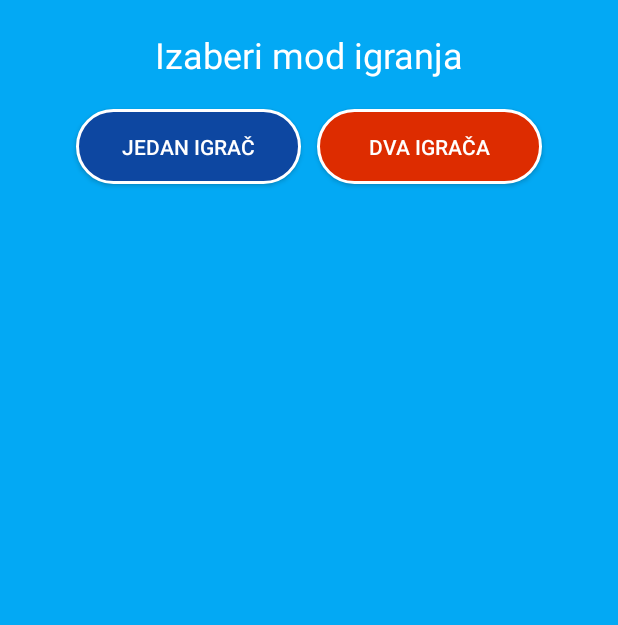
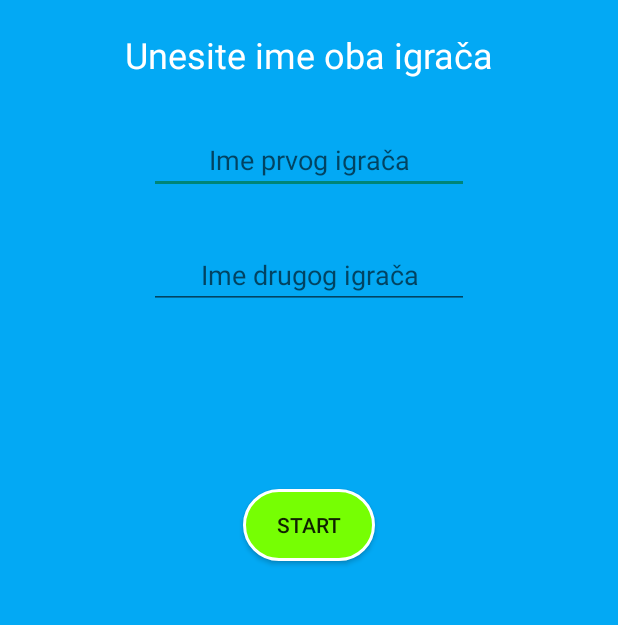
Before and after one commit to fsalamic/TicTacToe_android, an Android app: the UnosImena_Igraca screen opened directly, with no data from a screen before it, on a phone screen of 412 x 824 dp, the part 421-1046 px from its top. Run offline under Robolectric (Android 15) with nearby library versions, the phone set to English and light mode, and no system bars.

Commit message:
Removing any traces of single player mode existing

```diff
--- a/app/src/main/java/com/fsalamic/tictactoe/DualPlayer_Igra.java
+++ b/app/src/main/java/com/fsalamic/tictactoe/Glavna_Igra.java
@@ -12,7 +12,7 @@ import androidx.core.graphics.Insets;
 import androidx.core.view.ViewCompat;
 import androidx.core.view.WindowInsetsCompat;
 
-public class DualPlayer_Igra extends AppCompatActivity {
+public class Glavna_Igra extends AppCompatActivity {
 
     private TicTacToeTabla ticTacToeTabla;
 
@@ -21,7 +21,7 @@ public class DualPlayer_Igra extends AppCompatActivity {
     protected void onCreate(Bundle savedInstanceState) {
         super.onCreate(savedInstanceState);
         EdgeToEdge.enable(this);
-        setContentView(R.layout.dual_player_igra);
+        setContentView(R.layout.glavna_igra);
 
         Button IgratiOpet_dugme = findViewById(R.id.Restart);
         Button Pocetna_dugme = findViewById(R.id.povratak_u_meni);
--- a/app/src/main/java/com/fsalamic/tictactoe/IzaberiModIgranja.java
+++ b/app/src/main/java/com/fsalamic/tictactoe/UnosImena_Igraca.java
@@ -3,6 +3,7 @@ package com.fsalamic.tictactoe;
 import android.content.Intent;
 import android.os.Bundle;
 import android.view.View;
+import android.widget.EditText;
 
 import androidx.activity.EdgeToEdge;
 import androidx.appcompat.app.AppCompatActivity;
@@ -10,13 +11,21 @@ import androidx.core.graphics.Insets;
 import androidx.core.view.ViewCompat;
 import androidx.core.view.WindowInsetsCompat;
 
-public class IzaberiModIgranja extends AppCompatActivity {
+public class UnosImena_Igraca extends AppCompatActivity {
+
+
+    private EditText Br1;
+    private EditText Br2;
 
     @Override
     protected void onCreate(Bundle savedInstanceState) {
         super.onCreate(savedInstanceState);
         EdgeToEdge.enable(this);
-        setContentView(R.layout.izaberi_mod_igranja);
+        setContentView(R.layout.unosi_imena_igraca);
+
+        Br1 = findViewById(R.id.PrviIgrac);
+        Br2 = findViewById(R.id.DrugiIgrac);
+
         ViewCompat.setOnApplyWindowInsetsListener(findViewById(R.id.main), (v, insets) -> {
             Insets systemBars = insets.getInsets(WindowInsetsCompat.Type.systemBars());
             v.setPadding(systemBars.left, systemBars.top, systemBars.right, systemBars.bottom);
@@ -24,13 +33,15 @@ public class IzaberiModIgranja extends AppCompatActivity {
         });
     }
 
-    public void pocetakIgreSingle(View view) {
-        Intent intent = new Intent (this, UnosImena_Jedan_Igrac.class);
+    public void SubmitDugmeKlik(View view) {
+        String PrviIgrac = Br1.getText().toString();
+        String DrugiIgrac = Br2.getText().toString();
+
+        Intent intent = new Intent(this, Glavna_Igra.class);
+        intent.putExtra("IMENA_IGRACA", new String[] {PrviIgrac, DrugiIgrac});
         startActivity(intent);
     }
 
-  public void pocetakIgreDual(View view) {
-        Intent intent = new Intent (this, UnosImena_Dva_Igraca.class);
-        startActivity(intent);
-    }
+
+
 }
--- a/app/src/main/res/drawable/dugme_dva_igraca.xml
+++ /dev/null
@@ -1,11 +0,0 @@
-<?xml version="1.0" encoding="utf-8"?>
-<selector xmlns:android="http://schemas.android.com/apk/res/android">
-<item>
-    <shape android:shape="rectangle">
-        <solid android:color="#DD2C00"/>
-        <corners android:radius="50dp"/>
-        <stroke android:color="@color/white" android:width="2dp"/>
-
-    </shape>
-</item>
-</selector>
--- a/app/src/main/res/drawable/dugme_jedan_igrac.xml
+++ /dev/null
@@ -1,11 +0,0 @@
-<?xml version="1.0" encoding="utf-8"?>
-<selector xmlns:android="http://schemas.android.com/apk/res/android">
-<item>
-    <shape android:shape="rectangle">
-        <solid android:color="#0D47A1"/>
-        <corners android:radius="50dp"/>
-        <stroke android:color="@color/white" android:width="2dp"/>
-
-    </shape>
-</item>
-</selector>
--- a/app/src/main/res/layout/izaberi_mod_igranja.xml
+++ b/app/src/main/res/layout/unosi_imena_igraca.xml
@@ -5,8 +5,9 @@
     android:id="@+id/main"
     android:layout_width="match_parent"
     android:layout_height="match_parent"
-    tools:context=".IzaberiModIgranja"
+    tools:context=".UnosImena_Igraca"
     android:background="#03A9F4">
+
 
     <TextView
         android:id="@+id/textView"
@@ -27,46 +28,51 @@
         android:layout_width="wrap_content"
         android:layout_height="wrap_content"
         android:layout_marginTop="20dp"
-        android:text="@string/izaberi_mod_igranja"
+        android:text="@string/Uputstvo_nazivIgraca_dual"
         android:textColor="@color/white"
         android:textSize="24sp"
         app:layout_constraintEnd_toEndOf="parent"
         app:layout_constraintStart_toStartOf="parent"
         app:layout_constraintTop_toBottomOf="@+id/textView" />
 
-    <Button
-        android:id="@+id/button2"
-        android:layout_width="150sp"
-        android:layout_height="50sp"
-        android:layout_marginStart="50dp"
-        android:layout_marginTop="20dp"
-        android:layout_marginEnd="5dp"
-        android:background="@drawable/dugme_jedan_igrac"
-        android:onClick="pocetakIgreSingle"
-        android:text="@string/singleplayer"
+    <EditText
+        android:id="@+id/PrviIgrac"
+        android:layout_width="wrap_content"
+        android:layout_height="wrap_content"
+        android:layout_marginTop="31dp"
+        android:ems="10"
+        android:inputType="text"
+        android:hint="@string/ImeBr1"
         android:textAlignment="center"
-        android:textColor="@color/white"
-        android:textSize="14sp"
-        app:layout_constraintEnd_toStartOf="@+id/button3"
+        android:textColor="@color/player1"
+        app:layout_constraintEnd_toEndOf="parent"
         app:layout_constraintStart_toStartOf="parent"
         app:layout_constraintTop_toBottomOf="@+id/textView3" />
 
+    <EditText
+        android:id="@+id/DrugiIgrac"
+        android:layout_width="wrap_content"
+        android:layout_height="wrap_content"
+        android:layout_marginTop="31dp"
+        android:ems="10"
+        android:inputType="text"
+        android:hint="@string/ImeBr2"
+        android:textAlignment="center"
+        android:textColor="@color/player2"
+        app:layout_constraintEnd_toEndOf="parent"
+        app:layout_constraintStart_toStartOf="parent"
+        app:layout_constraintTop_toBottomOf="@+id/PrviIgrac" />
+
     <Button
-        android:id="@+id/button3"
-        android:layout_width="150sp"
-        android:layout_height="50sp"
-        android:layout_marginStart="5dp"
-        android:layout_marginTop="20dp"
-        android:layout_marginEnd="50dp"
-        android:background="@drawable/dugme_dva_igraca"
-        android:onClick="pocetakIgreDual"
-        android:text="@string/dualplayer"
-        android:textColor="@color/white"
-        android:textSize="14sp"
+        android:id="@+id/button4"
+        android:layout_width="wrap_content"
+        android:layout_height="wrap_content"
+        android:layout_marginTop="120dp"
+        android:background="@drawable/dugme_start"
+        android:onClick="SubmitDugmeKlik"
+        android:text="@string/izbor_igraca_start_dugme"
         app:layout_constraintEnd_toEndOf="parent"
-        app:layout_constraintStart_toEndOf="@+id/button2"
-        app:layout_constraintTop_toBottomOf="@+id/textView3" />
-
-
+        app:layout_constraintStart_toStartOf="parent"
+        app:layout_constraintTop_toBottomOf="@+id/DrugiIgrac" />
 
 </androidx.constraintlayout.widget.ConstraintLayout>
```
Also changed, not shown: app/src/main/AndroidManifest.xml (+2 -11 lines), app/src/main/java/com/fsalamic/tictactoe/SinglePlayer_Igra.java (deleted, +0 -25 lines), app/src/main/java/com/fsalamic/tictactoe/UnosImena_Dva_Igraca.java (deleted, +0 -47 lines), app/src/main/java/com/fsalamic/tictactoe/UnosImena_Jedan_Igrac.java (deleted, +0 -43 lines), app/src/main/res/layout/dual_player_igra.xml (deleted, +0 -91 lines), app/src/main/res/layout/glavna_igra.xml (renamed from app/src/main/res/layout/single_player_igra.xml, +11 -12 lines), app/src/main/res/layout/unos_imena_jedan_igrac.xml (deleted, +0 -64 lines), app/src/main/res/layout/unosi_imena_dva_igraca.xml (deleted, +0 -78 lines).
